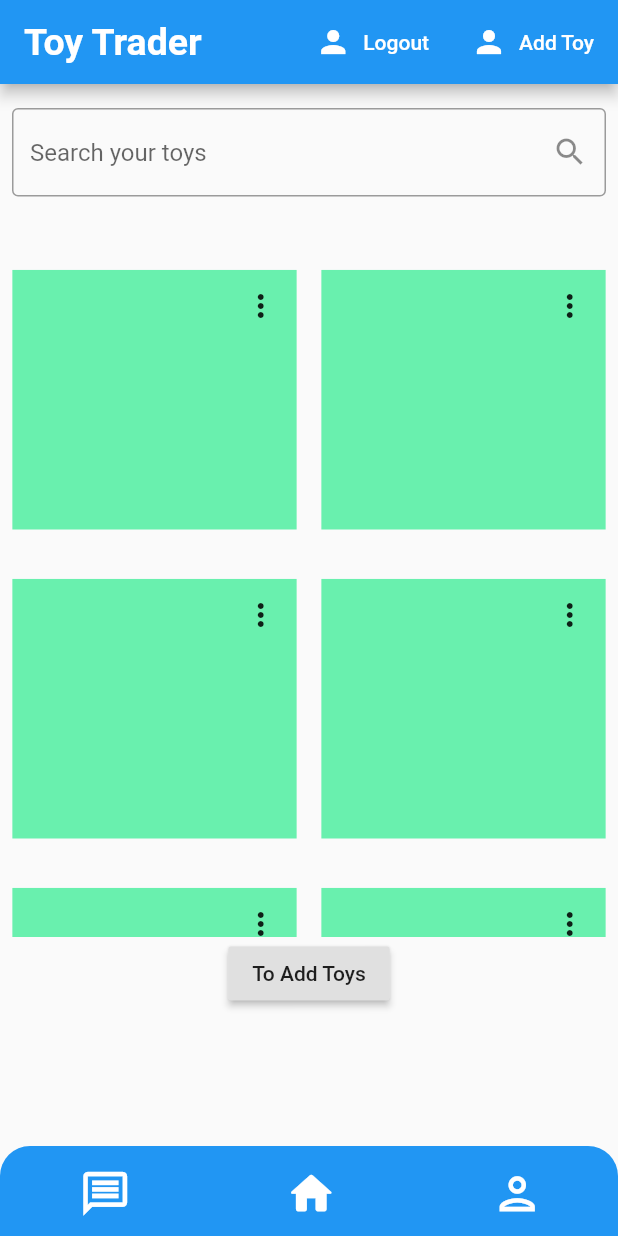
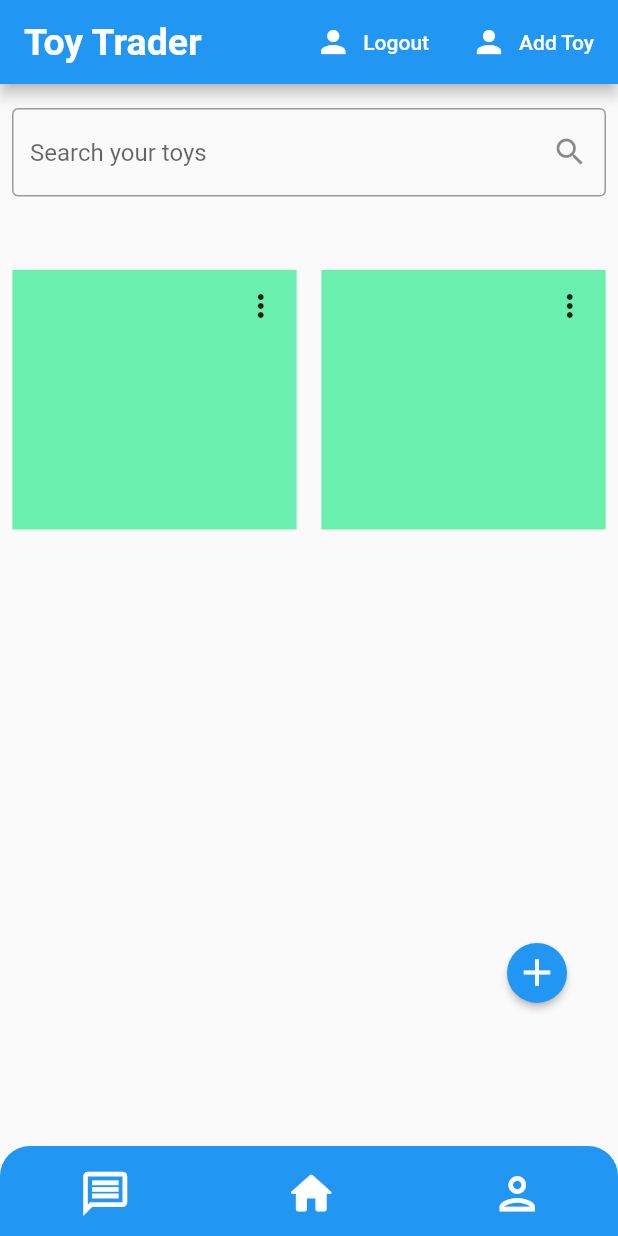
Before and after one commit to JustinCravy/ToyTraderApp, a Flutter app: the screen it shows once a user with an empty profile is signed in, on a phone screen of 412 x 824 dp. Run offline on Flutter 3.47's test engine with Material 2 defaults, Android fonts, the phone set to English and light mode, and no system bars; our stand-ins replace cloud_firestore, firebase_auth, firebase_core, firebase_storage, grouped_list, image_picker; accounts and stored records are empty.

Commit message:
TOYT-74 Create EditMyScreen
Got rid of the add button and replaced it with the circular button on the screen. The Grid List of Toys now responds to a toy List created widgets based on the toy.

```diff
--- a/lib/firebase_services/DatabaseService.dart
+++ b/lib/firebase_services/DatabaseService.dart
@@ -1,3 +1,4 @@
+
 import 'dart:io';
 import 'package:firebase_auth/firebase_auth.dart';
 import 'package:toy_trader/models/ProfileInfo.dart';
@@ -5,8 +6,25 @@ import 'package:cloud_firestore/cloud_firestore.dart';
 import 'package:firebase_storage/firebase_storage.dart';
 import '../../../models/Toy.dart';
 
+
 class DatabaseService {
+  static final DatabaseService _instance = DatabaseService._internal();
 
+  List<Toy> toyList = [];
+
+  Toy toy1 = Toy('0', '0', 'car',"this is discription", 'condition of toy','10-11','categories',"imageurl");
+  Toy toy2 = Toy('1', '1', 'Boat',"this is discription", 'condition of toy','10-11','categories',"imageurl");
+
+
+  factory DatabaseService(){
+    return _instance;
+  }
+
+  //Initialization of the Instance of the class
+  DatabaseService._internal(){
+    toyList.add(toy1);
+    toyList.add(toy2);
+  }
 
   Future setProfileInfo(ProfileInfo profileInfo, File? imageFile) async {
 
@@ -66,7 +84,7 @@ class DatabaseService {
         toys: <Toy>[],
         profileImageUrl: doc.get("profileImage")
     )).toList();
-    List<Toy> toysList = [];
+    toyList = [];
     /*r(var i = 0; i < profileInfoList.length; i++){
       var checkProfileInfo = profileInfoList[i];
       if(checkProfileInfo.userId == profileInfo.userId)
@@ -84,7 +102,7 @@ class DatabaseService {
         toysList.add(toy);
       }
     }
-   */return toysList;
+   */return toyList;
   }
 
   Future<bool> addToyData(Toy toy, ProfileInfo profileInfo, File? toyImage,) async {
@@ -101,4 +119,13 @@ class DatabaseService {
       return false;
     }
   }
+
+  getToyList(){
+    return toyList;
+  }
+  void deleteToy(){
+    toyList.removeWhere((item) => item.id == '0');
+  }
+
+
 }
--- a/lib/models/Toy.dart
+++ b/lib/models/Toy.dart
@@ -20,4 +20,6 @@ class Toy {
       this.toyImageURL,
       );
 
+  get id => toyId;
+
 }
--- a/lib/screens/BottomNavBar.dart
+++ b/lib/screens/BottomNavBar.dart
@@ -147,21 +147,10 @@ class MainScreen extends StatelessWidget{
 
                 Container(
                   width: deviceWidth(context),
-                 height: deviceHeight(context) *.58,
+                 height: deviceHeight(context) *.65,
                  alignment: Alignment.topLeft,
                  child: ToyGridList(),
                ),
-
-               SizedBox(height: 0.0),
-                RaisedButton(
-                    child: const Text('To Add Toys'),
-                    onPressed: () async {
-                      print("help me");
-                      var userProfile = await dbService.getProfileInfo("");
-                      print(userProfile.screenName);
-                    }
-                 //   }
-                ),
               ],
             )
         ),
--- a/lib/widgets/ToyGridList.dart
+++ b/lib/widgets/ToyGridList.dart
@@ -1,24 +1,114 @@
+import 'package:cloud_firestore/cloud_firestore.dart';
 import 'package:flutter/cupertino.dart';
+import 'package:flutter/material.dart';
 
+import '../firebase_services/DatabaseService.dart';
+import '../models/Toy.dart';
 import 'ToyBox.dart';
 
-class ToyGridList extends StatelessWidget {
-  const ToyGridList({Key? key}) : super(key: key);
+
+class ToyGridList extends StatefulWidget {
+
+
+  @override
+  _ToyGridListState createState() => _ToyGridListState();
+
+
+}
+
+
+class  _ToyGridListState extends State<ToyGridList> {
+  int _counter = 0;
+
+  void _incrementCounter(){
+    setState(() {
+      _counter++;
+    });
+  }
 
   @override
   Widget build(BuildContext context) {
-    return GridView.count(
+    DatabaseService dbS = DatabaseService();
+    List<Toy> toyList = dbS.getToyList();
+    List<Widget> widgetList = [];
 
-        crossAxisCount: 2,
 
-        children:  [
-          ToyBox(),
-          ToyBox(),
-          ToyBox(),
-          ToyBox(),
-          ToyBox(),
-          ToyBox(),
-        ]
+    if(toyList.isEmpty){
+      return showEmptyWidgets();
+    }
+    else{
+      for (var i = 0; i < toyList.length; i++) {
+        widgetList.add(ToyBox()
+        );
+      }
+
+      return showPopulatedList(widgetList);
+    }
+
+
+  }
+
+  Stack showEmptyWidgets() {
+    return Stack(
+      children: [
+        Container(
+
+          child: Text("You have no Toys"),
+        ),
+        MaterialButton(
+          onPressed: () {},
+          color: Colors.blue,
+          textColor: Colors.white,
+          child: Icon(
+            Icons.add,
+            size: 114,
+          ),
+          padding: EdgeInsets.all(0),
+          shape: CircleBorder(),
+        )
+      ],
+
+
+    );
+
+  }
+
+  Stack showPopulatedList(List<Widget> widgetList) {
+    return Stack(
+      children: [
+        Container(
+
+          child: GridView.count(
+              shrinkWrap: true,
+              crossAxisCount: 2,
+              children: widgetList
+          ),
+        ),
+       Padding(
+        padding: EdgeInsets.all(10),
+       child: Align(
+
+          alignment: Alignment.bottomRight,
+        child: MaterialButton(
+          onPressed: () {},
+          color: Colors.blue,
+          textColor: Colors.white,
+          child: Icon(
+            Icons.add,
+            size: 30,
+          ),
+          padding: EdgeInsets.all(5),
+          shape: CircleBorder(),
+
+        )
+        )
+       )
+      ],
+
+
     );
   }
+
+
+
 }
```
Also changed, not shown: lib/widgets/ToyBox.dart (+21 -9 lines).
